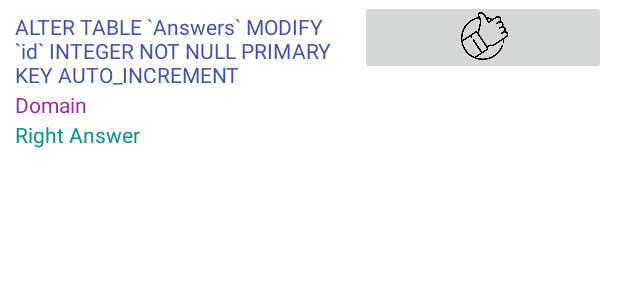
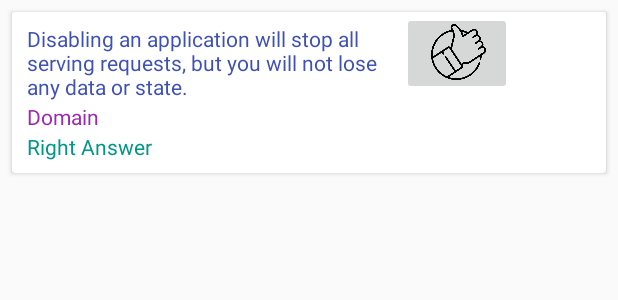
Before and after one commit to simonsays298/Trivia, an Android app: the layout q_suggestion_recyclerview_row_layout.xml on its own in the app's theme, with its tools: preview values and no code run, on a phone screen of 412 x 824 dp. Shown: the top 300 px of the screen. Run offline under Robolectric (Android 15) with nearby library versions, the phone set to English and light mode, and no system bars.

Commit message:
Make question list a card view with recyclerview instead of listview

```diff
--- a/app/src/main/java/com/example/login/FriendDataAdapter.java
+++ b/app/src/main/java/com/example/login/FriendDataAdapter.java
@@ -36,7 +36,7 @@ public class FriendDataAdapter extends RecyclerView.Adapter<FriendDataAdapter.Fr
     @Override
     public FriendViewHolder onCreateViewHolder(ViewGroup parent, int viewType) {
         View itemView = LayoutInflater.from(parent.getContext())
-                .inflate(R.layout.activity_listview_row_layout, parent, false);
+                .inflate(R.layout.friendlist_recyclerview_row_layout, parent, false);
 
         return new FriendViewHolder(itemView);
     }
--- a/app/src/main/java/com/example/login/FriendsListViewActivity.java
+++ b/app/src/main/java/com/example/login/FriendsListViewActivity.java
@@ -60,7 +60,7 @@ public class FriendsListViewActivity extends AppCompatActivity {
     @Override
     public void onCreate(Bundle savedInstanceState) {
         super.onCreate(savedInstanceState);
-        setContentView(R.layout.activity_friends_listview_layout);
+        setContentView(R.layout.friends_recyclerview_layout);
         userName = getIntent().getStringExtra("USERNAME");
 
         colorIndex = 0;
--- a/app/src/main/res/layout/activity_rate_question.xml
+++ b/app/src/main/res/layout/activity_rate_question.xml
@@ -5,10 +5,10 @@
     android:orientation="vertical">
 
 
-    <ListView
-        android:id="@+id/qSuggestionListView"
+    <androidx.recyclerview.widget.RecyclerView
+        android:id="@+id/qSuggestionRecyclerView"
         android:layout_width="match_parent"
-        android:layout_height="match_parent"
+        android:layout_height="wrap_content"
         android:layout_marginTop="20dp"
         android:layout_marginBottom="0dp"
         android:scrollbarAlwaysDrawVerticalTrack="true" />
--- a/app/src/main/res/layout/q_suggestion_listview_row_layout.xml
+++ b/app/src/main/res/layout/q_suggestion_recyclerview_row_layout.xml
@@ -1,14 +1,12 @@
 <?xml version="1.0" encoding="utf-8"?>
-<RelativeLayout xmlns:android="http://schemas.android.com/apk/res/android"
-    xmlns:tools="http://schemas.android.com/tools"
-    xmlns:app="http://schemas.android.com/apk/res-auto"
+<androidx.cardview.widget.CardView xmlns:android="http://schemas.android.com/apk/res/android"
     android:layout_width="fill_parent"
-    android:layout_height="fill_parent"
+    android:layout_height="wrap_content"
     android:layout_marginBottom="0dp"
     android:layout_marginTop="0dp"
     android:orientation="vertical"
-    tools:context=".FriendsListViewActivity"
-    android:background="#FFFFFF"
+    android:layout_margin="8dp"
+    android:background="?android:attr/selectableItemBackground"
     android:focusableInTouchMode="true">
 
     <LinearLayout
@@ -18,27 +16,22 @@
         android:layout_height="wrap_content"
 
         android:background="#FFFFFF"
-        android:orientation="horizontal"
-        app:layout_constraintBottom_toBottomOf="parent"
-        app:layout_constraintEnd_toEndOf="parent"
-        app:layout_constraintStart_toStartOf="parent"
-        app:layout_constraintTop_toTopOf="parent">
+        android:orientation="horizontal">
 
         <TextView
             android:id="@+id/questionName"
-            android:layout_width="240dp"
+            android:layout_width="260dp"
             android:layout_height="70dp"
             android:paddingStart="10dp"
             android:paddingTop="8dp"
             android:paddingEnd="8dp"
-            android:text="ALTER TABLE `Answers` MODIFY `id` INTEGER NOT NULL PRIMARY KEY AUTO_INCREMENT"
+            android:text="Disabling an application will stop all serving requests, but you will not lose any data or state. "
             android:textColor="@color/colorPrimaryDark" />
-
 
         <ImageButton
             android:id="@+id/rateBlackButton"
-            android:layout_width="wrap_content"
-            android:layout_height="50dp"
+            android:layout_width="73dp"
+            android:layout_height="55dp"
             android:layout_marginEnd="8dp"
 
             android:paddingStart="10dp"
@@ -46,6 +39,8 @@
             android:paddingEnd="8dp"
             android:scaleType="fitCenter"
             android:src="@drawable/good" />
+
+
     </LinearLayout>
 
     <RelativeLayout
@@ -54,12 +49,7 @@
         android:layout_height="wrap_content"
 
         android:gravity="start"
-        android:orientation="horizontal"
-
-        app:layout_constraintBottom_toBottomOf="parent"
-        app:layout_constraintEnd_toEndOf="parent"
-        app:layout_constraintStart_toStartOf="parent"
-        app:layout_constraintTop_toBottomOf="@+id/linearLayout1">
+        android:orientation="horizontal">
 
         <TextView
             android:id="@+id/domain"
@@ -79,12 +69,7 @@
 
             android:gravity="center"
             android:orientation="horizontal"
-            android:layout_centerInParent="true"
-
-            app:layout_constraintTop_toBottomOf="@+id/domain"
-            app:layout_constraintBottom_toBottomOf="parent"
-            app:layout_constraintEnd_toEndOf="parent"
-            app:layout_constraintStart_toStartOf="parent">
+            android:layout_centerInParent="true">
 
             <TextView
                 android:id="@+id/rightAns"
@@ -93,8 +78,11 @@
                 android:layout_weight="1.0"
                 android:paddingLeft="10dp"
                 android:paddingRight="20dp"
+                android:paddingBottom="8dp"
                 android:text="Right Answer"
                 android:textColor="@color/Green" />
+
+
 
 
         </LinearLayout>
@@ -102,4 +90,4 @@
 
 
 
-</RelativeLayout>
+</androidx.cardview.widget.CardView>
```
Also changed, not shown: app/src/main/java/com/example/login/QuestionDataAdapter.java (renamed from app/src/main/java/com/example/login/QuestionArrayAdapter.java, +32 -51 lines), app/src/main/java/com/example/login/RateQuestionActivity.java (+18 -13 lines), app/src/main/res/layout/activity_friends.xml (deleted, +0 -30 lines), app/src/main/res/layout/friendlist_recyclerview_row_layout.xml (renamed from app/src/main/res/layout/activity_listview_row_layout.xml), app/src/main/res/layout/friends_recyclerview_layout.xml (renamed from app/src/main/res/layout/activity_friends_listview_layout.xml).
